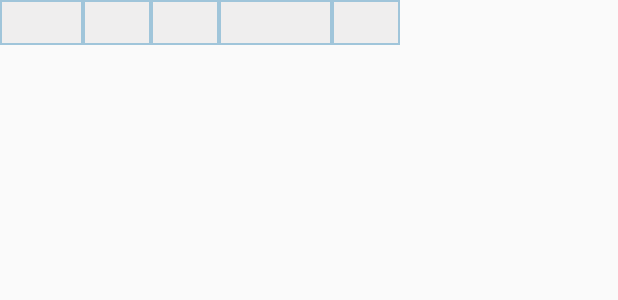
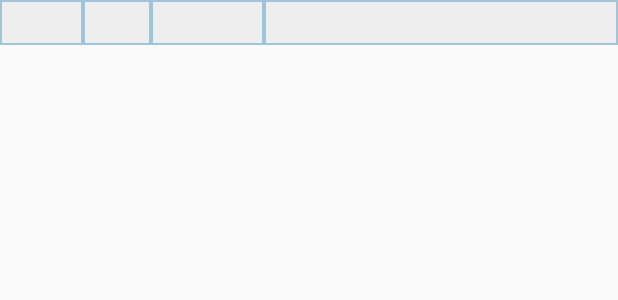
Before and after one commit to KaProjects/Trading, an Android app: the layout log_item.xml on its own in the app's theme, with its tools: preview values and no code run, on a phone screen of 412 x 824 dp. Shown: the top 300 px of the screen. Run offline under Robolectric (Android 15) with nearby library versions, the phone set to English and light mode, and no system bars.

Commit message:
improved log UI

```diff
--- a/android/app/src/main/java/org/kaleta/trader/listener/LogChildListener.kt
+++ b/android/app/src/main/java/org/kaleta/trader/listener/LogChildListener.kt
@@ -24,6 +24,7 @@ class LogChildListener(private val context: Context) : AbstractChildEventListene
     override fun onChildAdded(dataSnapshot: DataSnapshot, p1: String?) {
         if (DataSource.logsLoaded) {
             val log: Log = dataSnapshot.getValue(Log::class.java) as Log
+            log.id = dataSnapshot.key!!
             DataSource.logMap.put(dataSnapshot.key!!, log)
             throwNotification(log)
         }
--- a/android/app/src/main/java/org/kaleta/trader/listener/LogStartupListener.kt
+++ b/android/app/src/main/java/org/kaleta/trader/listener/LogStartupListener.kt
@@ -9,7 +9,8 @@ class LogStartupListener: AbstractValueEventListener() {
         if (!DataSource.logsLoaded) {
             for (data in dataSnapshot.children) {
                 val log: Log = data.getValue(Log::class.java) as Log
-                DataSource.logMap.put(dataSnapshot.key!!, log)
+                log.id = data.key!!
+                DataSource.logMap.put(data.key!!, log)
             }
             DataSource.logsLoaded = true
         }
--- a/android/app/src/main/res/layout/log_item.xml
+++ b/android/app/src/main/res/layout/log_item.xml
@@ -15,28 +15,16 @@
         android:paddingEnd="3dp"
         android:paddingTop="2dp"
         />
-
     <TextView
         android:id="@+id/date"
         android:layout_width="55dp"
         android:layout_height="wrap_content"
-        android:layout_alignBottom="@id/action"
+        android:layout_alignBottom="@id/ticker"
         android:textSize="11sp"
         android:textAlignment="viewEnd"
         android:paddingStart="3dp"
         android:paddingEnd="3dp"
         android:paddingBottom="2dp"
-        />
-
-    <TextView
-        android:id="@+id/action"
-        android:layout_width="45dp"
-        android:layout_height="match_parent"
-        android:textSize="18sp"
-        android:textAlignment="center"
-        android:gravity="center_vertical"
-        android:background="@drawable/back_log"
-        android:layout_toEndOf="@id/time"
         />
 
     <TextView
@@ -47,7 +35,7 @@
         android:textAlignment="center"
         android:gravity="center_vertical"
         android:background="@drawable/back_log"
-        android:layout_toEndOf="@id/action"
+        android:layout_toEndOf="@id/date"
         />
 
     <TextView
@@ -64,29 +52,14 @@
         />
 
     <TextView
-        android:id="@+id/condition"
-        android:layout_width="45dp"
+        android:id="@+id/type"
+        android:layout_width="match_parent"
         android:layout_height="match_parent"
+        android:textAlignment="viewStart"
+        android:paddingStart="5dp"
+        android:gravity="center_vertical"
+        android:background="@drawable/back_log"
         android:layout_toEndOf="@id/price"
-        android:background="@drawable/back_log"
-        android:textSize="11sp"
-        android:textAlignment="viewEnd"
-        android:paddingStart="3dp"
-        android:paddingEnd="3dp"
-        android:paddingTop="2dp"
-        />
-
-    <TextView
-        android:id="@+id/signal"
-        android:layout_width="45dp"
-        android:layout_height="wrap_content"
-        android:layout_toEndOf="@id/price"
-        android:layout_alignBottom="@id/action"
-        android:textSize="11sp"
-        android:textAlignment="viewEnd"
-        android:paddingStart="3dp"
-        android:paddingEnd="3dp"
-        android:paddingBottom="2dp"
         />
 
 </RelativeLayout >
```
Also changed, not shown: android/app/src/main/java/org/kaleta/trader/adapter/LogAdapter.kt (+16 -20 lines), android/app/src/main/java/org/kaleta/trader/data/Log.kt (+4 -3 lines).
